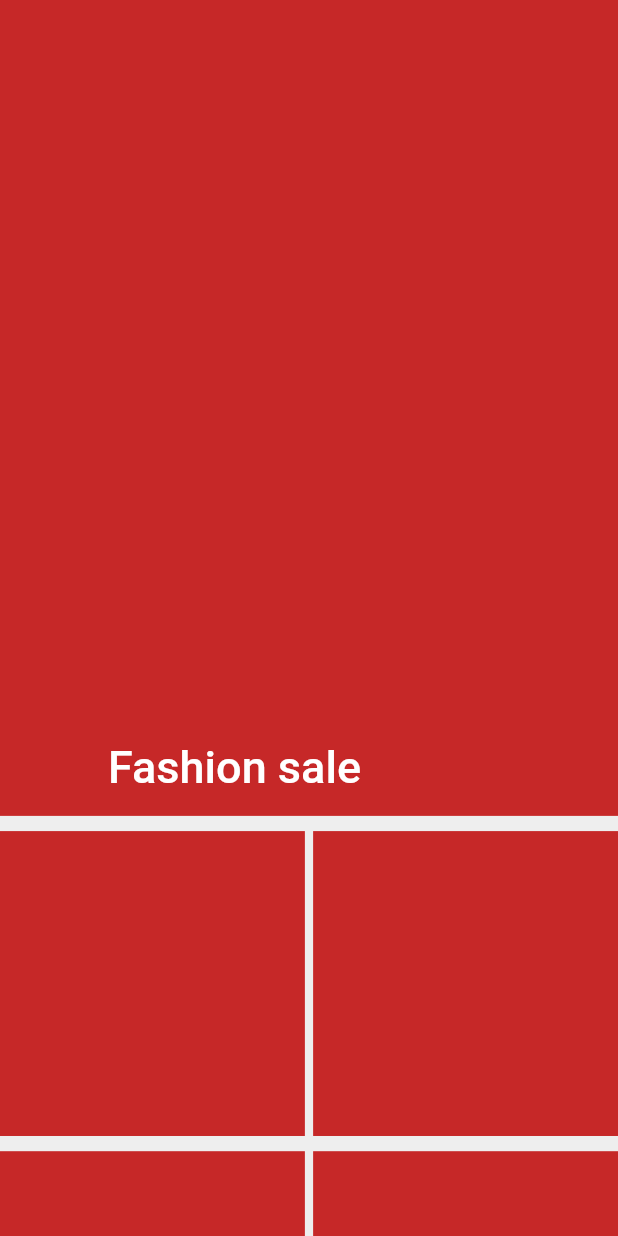
After one commit to parasshakya/ecommerce, a Flutter app: the screen it shows once a user with an empty profile is signed in, on a phone screen of 412 x 824 dp. The commit adds this screen. Run offline on Flutter 3.47's test engine with Material 2 defaults, Android fonts, the phone set to English and light mode, and no system bars; our stand-ins replace cached_network_image, firebase_auth, firebase_core, flutter_screenutil, font_awesome_flutter, google_fonts; accounts and stored records are empty; network calls fail; statements that could not run were skipped.

Commit message:
added homepage

```diff
--- /dev/null
+++ b/lib/screens/auth_page.dart
@@ -0,0 +1,26 @@
+import 'package:ecommerce/screens/sign_up_page.dart';
+import 'package:firebase_auth/firebase_auth.dart';
+import 'package:flutter/material.dart';
+
+import 'home_page.dart';
+
+class AuthPage extends StatelessWidget {
+  const AuthPage({Key? key}) : super(key: key);
+
+  @override
+  Widget build(BuildContext context) {
+    return Scaffold(
+      body: StreamBuilder<User?>(
+        stream: FirebaseAuth.instance.authStateChanges(),
+        builder: (context, snapshot) {
+          if(snapshot.hasData){
+            return HomePage();
+          }
+          else{
+            return SignUpPage();
+          }
+        },
+      ) ,
+    );
+  }
+}
--- /dev/null
+++ b/lib/screens/home_page.dart
@@ -0,0 +1,83 @@
+
+import 'package:ecommerce/widgets/custom_button.dart';
+import 'package:firebase_auth/firebase_auth.dart';
+import 'package:flutter/material.dart';
+import 'package:flutter/rendering.dart';
+import 'package:flutter_screenutil/flutter_screenutil.dart';
+
+class HomePage extends StatefulWidget {
+  const HomePage({Key? key}) : super(key: key);
+
+  @override
+  State<HomePage> createState() => _HomePageState();
+}
+
+class _HomePageState extends State<HomePage> {
+  Future<void> firebaseSignOut() async {
+    try{
+      await FirebaseAuth.instance.signOut();
+    }on FirebaseAuthException catch(e){
+      ScaffoldMessenger.of(context).showSnackBar(SnackBar(content: Text(e.code)));
+    }
+  }
+
+  @override
+  Widget build(BuildContext context) {
+    return  Scaffold(
+      body: CustomScrollView(
+
+        slivers: [
+          SliverAppBar(
+            expandedHeight: 536.h,
+            backgroundColor: Colors.red.shade800,
+            collapsedHeight: 196.h,
+            flexibleSpace: const FlexibleSpaceBar(
+              title: Text('Fashion sale'),
+
+
+            ),
+            floating: true,
+            pinned: true,
+
+          ),
+          SliverToBoxAdapter(
+            child: SizedBox(height: 10.h,),
+          ),
+          buildImages()
+
+        ],
+        // child: Column(
+        //   mainAxisAlignment: MainAxisAlignment.start,
+        //   children:  [
+        //     Container(
+        //       height: 536.h,
+        //       width: 375.w,
+        //       color: Colors.red.shade800,
+        //     ),
+        //     SizedBox(height: 8.h,),
+        //     CustomButton(buttonText: 'Sign Out', buttonHeight: 64.h, buttonWidth: 343.w, onPressed: (){
+        //
+        //       firebaseSignOut();
+        //
+        //     })
+        //   ],
+        // ),
+      ),
+    );
+  }
+
+  Widget buildImages(){
+    return SliverGrid.builder(
+      gridDelegate:  SliverGridDelegateWithFixedCrossAxisCount(
+      crossAxisCount: 2,
+        mainAxisSpacing: 10.h,
+        crossAxisSpacing: 5.w
+    ), itemBuilder: (context, index) => Container(
+      color: Colors.red.shade800,
+      width: 34.w,
+      height: 34.h,
+
+    ),
+    itemCount: 20,);
+  }
+}
--- a/lib/widgets/custom_button.dart
+++ b/lib/widgets/custom_button.dart
@@ -7,8 +7,9 @@ class CustomButton extends StatelessWidget {
   final double buttonWidth;
   final double buttonHeight;
   final Function onPressed;
+  final bool isLoading;
 
-  CustomButton({required this.buttonText, required this.buttonHeight, required this.buttonWidth, required this.onPressed});
+  CustomButton({this.isLoading = false, required this.buttonText, required this.buttonHeight, required this.buttonWidth, required this.onPressed});
   @override
   Widget build(BuildContext context) {
     return GestureDetector(
@@ -18,13 +19,13 @@ class CustomButton extends StatelessWidget {
       child: Container(
         width: buttonWidth,
         height: buttonHeight,
-        child: Center(child: Text(buttonText, style: TextStyle(fontSize: 14.sp, color: Colors.white),)),
         decoration: BoxDecoration(
           borderRadius: BorderRadius.circular(30.r),
           color: Colors.red.shade800,
 
 
         ),
+        child: Center(child: isLoading ? const CircularProgressIndicator() : Text(buttonText, style: TextStyle(fontSize: 14.sp, color: Colors.white),)),
 
 
       ),
--- a/pubspec.yaml
+++ b/pubspec.yaml
@@ -39,6 +39,8 @@ dependencies:
   flutter_screenutil: ^5.7.0
   font_awesome_flutter: ^10.4.0
   cached_network_image: ^3.2.3
+  firebase_core: ^2.13.1
+  firebase_auth: ^4.6.2
 
 dev_dependencies:
   flutter_test:
```
Also changed, not shown: lib/helper_function.dart (+8 -0 lines), lib/main.dart (+9 -2 lines), lib/screens/forgot_password.dart (+9 -2 lines), lib/screens/login_page.dart (+37 -8 lines), lib/screens/sign_up_page.dart (+35 -11 lines), lib/firebase_options.dart (added), pubspec.lock, 9 other files.
